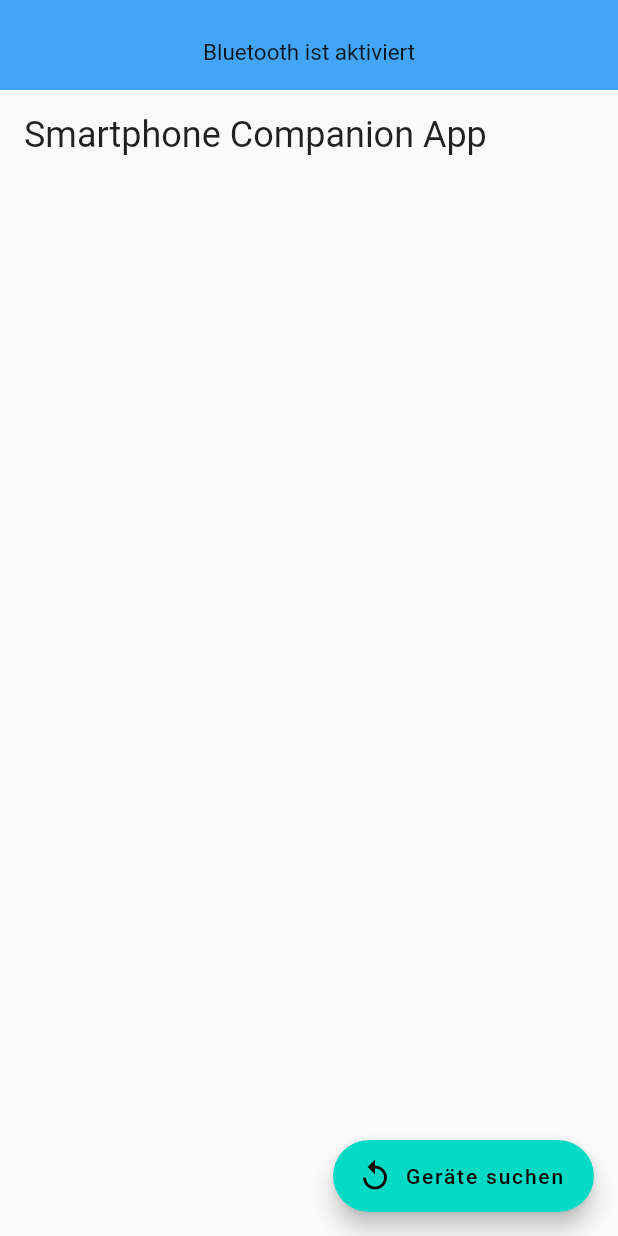
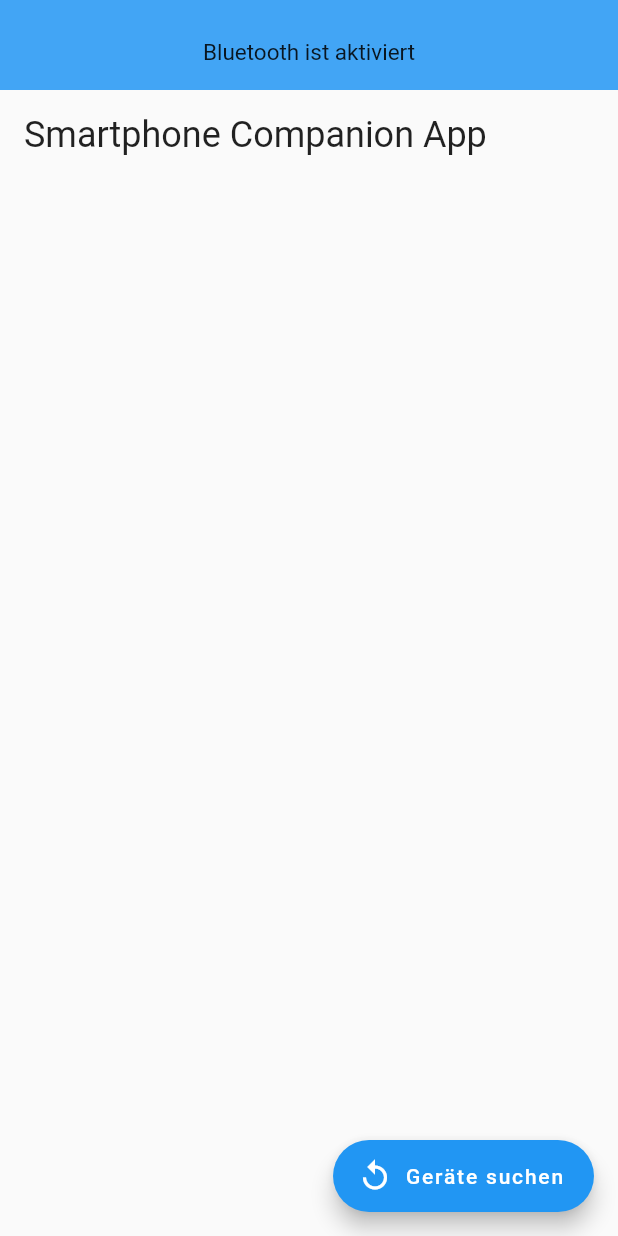
Before and after one commit to alexanderrichter99/speaking_bot_app, a Flutter app: the screen it shows after launch, after a tap on an icon or button, on a phone screen of 412 x 824 dp. Run offline on Flutter 3.47's test engine with Material 2 defaults, Android fonts, the light colour scheme and no system bars; drawn by our look-alikes of auto_size_text; our stand-ins replace avatar_glow, flutter_bluetooth_serial, rxdart; missing offline and left inert: dialogflow_grpc, sound_stream; statements that could not run were skipped; project files that could hold a hidden picture were left out.

Commit message:
Change theme and FAB button

```diff
--- a/lib/main.dart
+++ b/lib/main.dart
@@ -1,7 +1,6 @@
 import 'package:flutter/material.dart';
 import 'package:flutter/services.dart';
 import 'package:provider/provider.dart';
-import 'package:speaking_bot_app/core/res/color.dart';
 import 'package:speaking_bot_app/core/routes/routes.dart';
 import 'package:speaking_bot_app/states/core_bluetooth_state.dart';
 import 'package:speaking_bot_app/states/core_service.dart';
@@ -34,9 +33,16 @@ class MyApp extends StatelessWidget {
         child: MaterialApp(
           debugShowCheckedModeBanner: false,
           title: 'Speaking Bot App',
-          theme: AppColors.getTheme,
           initialRoute: Routes.tutorial,
           onGenerateRoute: RouterGenerator.generateRoutes,
+          //theme: AppColors.getTheme,
+          theme: ThemeData(
+            primarySwatch: Colors.blue,
+            // This makes the visual density adapt to the platform that you run
+            // the app on. For desktop platforms, the controls will be smaller and
+            // closer together (more dense) than on mobile platforms.
+            visualDensity: VisualDensity.adaptivePlatformDensity,
+          ),
         ),
       ),
     );
--- a/lib/pages/home.dart
+++ b/lib/pages/home.dart
@@ -1,5 +1,6 @@
 // ignore_for_file: prefer_const_constructors
 
+import 'package:avatar_glow/avatar_glow.dart';
 import 'package:flutter/material.dart';
 import 'package:provider/provider.dart';
 import 'package:speaking_bot_app/states/maneuver_state.dart';
@@ -74,10 +75,7 @@ class _HomePageState extends State<HomePage> {
           )
         ],
       ),
-      floatingActionButton: FloatingActionButton(
-        child: MicroDialogflowInput(),
-        onPressed: () {},
-      ),
+      floatingActionButton: MicroDialogflowInput(),
       bottomNavigationBar: BottomAppBar(
         child: Container(height: 50.0),
         color: Colors.blue.shade400,
--- a/lib/widgets/micro_dialogflow_input.dart
+++ b/lib/widgets/micro_dialogflow_input.dart
@@ -1,6 +1,7 @@
 // ignore_for_file: import_of_legacy_library_into_null_safe, prefer_final_fields, curly_braces_in_flow_control_structures, unnecessary_string_interpolations, avoid_print, unused_local_variable
 
 import 'dart:async';
+import 'package:avatar_glow/avatar_glow.dart';
 import 'package:flutter/material.dart';
 import 'package:flutter/services.dart';
 import 'package:provider/provider.dart';
@@ -158,10 +159,21 @@ class _MicroDialogflowState extends State<MicroDialogflowInput> {
 
   @override
   Widget build(BuildContext context) {
-    return IconButton(
-      iconSize: 30.0,
-      icon: Icon(_isRecording ? Icons.mic : Icons.mic_off),
-      onPressed: _isRecording ? stopStream : handleStream,
+    return AvatarGlow(
+      animate: _isRecording,
+      glowColor: Theme.of(context).primaryColor,
+      endRadius: 75.0,
+      duration: const Duration(milliseconds: 2000),
+      repeatPauseDuration: const Duration(milliseconds: 100),
+      repeat: true,
+      child: FloatingActionButton(
+        child: IconButton(
+          iconSize: 30.0,
+          icon: Icon(_isRecording ? Icons.mic : Icons.mic_off),
+          onPressed: _isRecording ? stopStream : handleStream,
+        ),
+        onPressed: () {},
+      ),
     );
   }
 }
--- a/lib/widgets/toggle_button_eile.dart
+++ b/lib/widgets/toggle_button_eile.dart
@@ -1,7 +1,6 @@
 import 'package:flutter/material.dart';
 import 'package:provider/provider.dart';
 import 'package:speaking_bot_app/states/maneuver_state.dart';
-import 'package:speaking_bot_app/widgets/service_widget.dart';
 
 class ToggleButtonEile extends StatefulWidget {
   const ToggleButtonEile({Key? key}) : super(key: key);
--- a/pubspec.yaml
+++ b/pubspec.yaml
@@ -30,6 +30,7 @@ dependencies:
   sound_stream: ^0.2.0
   dialogflow_grpc: ^0.2.9
   rxdart: ^0.24.1
+  avatar_glow: ^1.2.0
   flutter:
     sdk: flutter
 
```
Also changed, not shown: pubspec.lock.
